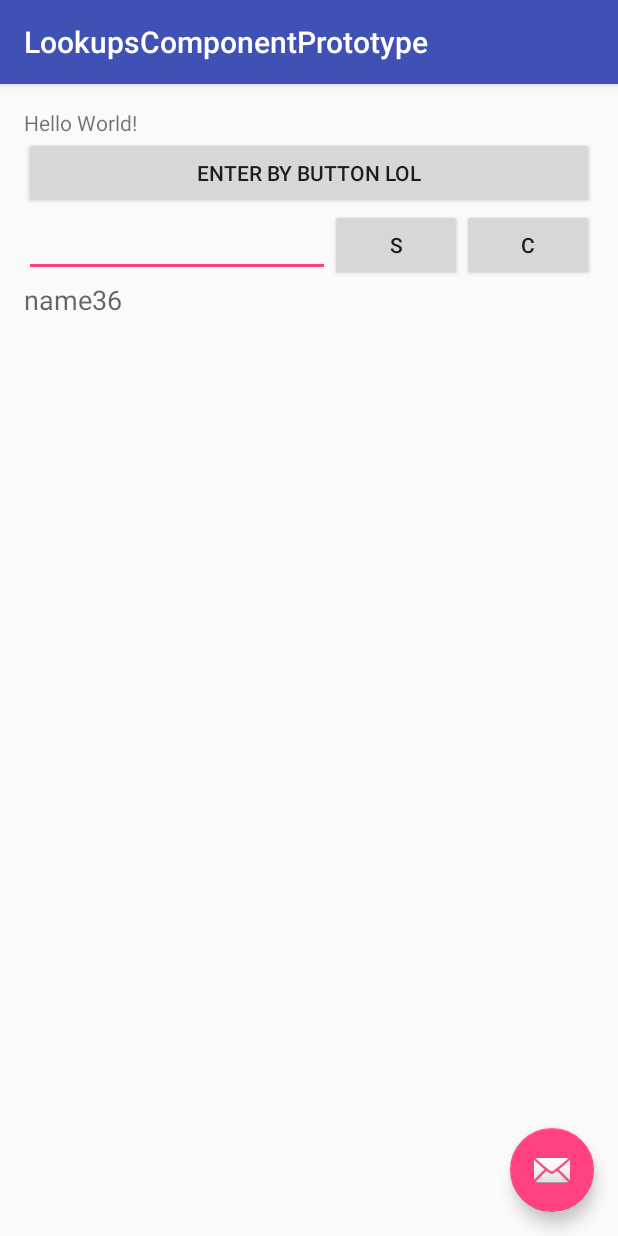
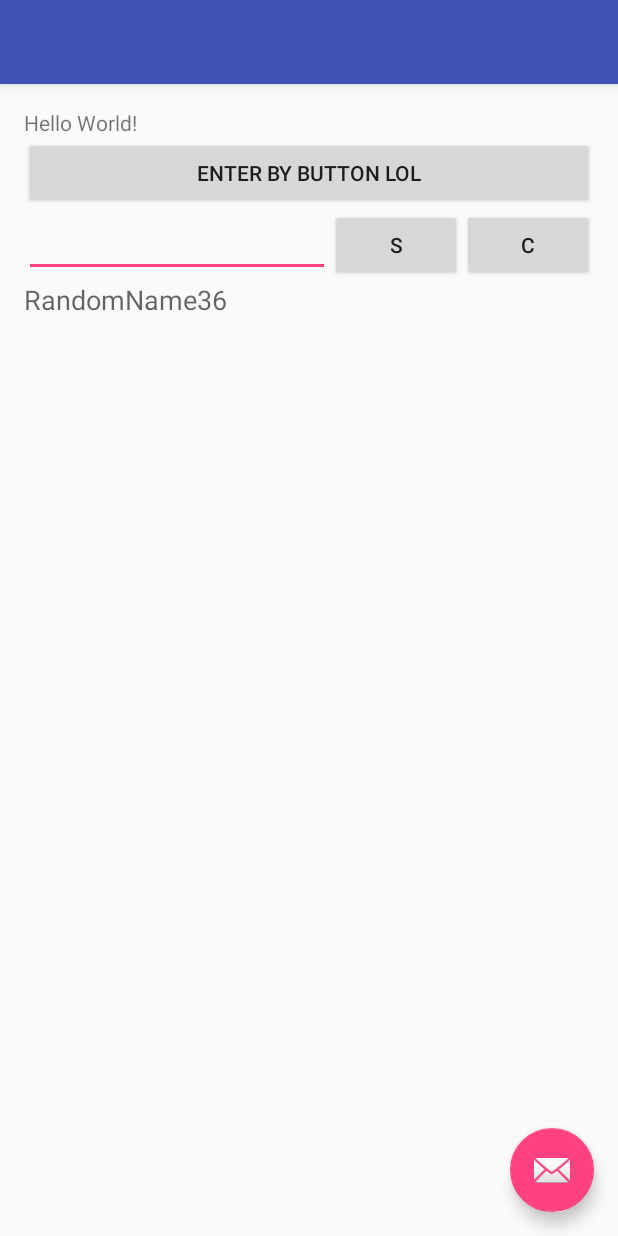
Before and after one commit to Aetherna/LookupsComponentPrototype, an Android app: the screen it shows after launch (MainActivity), after a tap on "ENTER BY BUTTON LOL", on a phone screen of 412 x 824 dp. Run offline under Robolectric (Android 15) with nearby library versions, the phone set to English and light mode, and no system bars; our stand-ins replace ButterKnife; libraries missing offline, so code that uses them is left out: de.greenrobot.event, rx.android.schedulers, rx.functions; 1 statement that could not run was skipped.

```diff
--- a/app/src/main/java/com/example/marta/lookupscomponentprototype/MainActivity.java
+++ b/app/src/main/java/com/example/marta/lookupscomponentprototype/MainActivity.java
@@ -3,7 +3,6 @@ package com.example.marta.lookupscomponentprototype;
 import android.os.Bundle;
 import android.support.v7.app.AppCompatActivity;
 import android.support.v7.widget.Toolbar;
-import android.view.View;
 import android.view.ViewGroup;
 import android.widget.Button;
 
@@ -13,27 +12,24 @@ import com.example.marta.lookupscomponentprototype.lookupscomponent.location.Loc
 
 import java.util.Random;
 
+import butterknife.Bind;
+import butterknife.ButterKnife;
+import butterknife.OnClick;
+
 public class MainActivity extends AppCompatActivity {
-
-    private Button addLookup;
 
     private LocationLookupsComponent lookupsComponent;
     private ViewGroup thisViewGroup;
-
 
     @Override
     protected void onCreate(Bundle savedInstanceState) {
         super.onCreate(savedInstanceState);
         setContentView(R.layout.activity_main);
-        Toolbar toolbar = (Toolbar) findViewById(R.id.toolbar);
-        setSupportActionBar(toolbar);
-
+        ButterKnife.bind(this);
         thisViewGroup = (ViewGroup) findViewById(R.id.content_main);
 
         setupEntry();
         setupLookups();
-        setupButton();
-
     }
 
     private void setupEntry() {
@@ -46,19 +42,14 @@ public class MainActivity extends AppCompatActivity {
         thisViewGroup.addView(lookupsComponent.getComponentView());
     }
 
-    private void setupButton() {
-        addLookup = (Button) findViewById(R.id.add_lookup_test);
-        addLookup.setOnClickListener(new View.OnClickListener() {
-            @Override
-            public void onClick(final View v) {
-                lookupsComponent.addItem(getRandom());
-            }
-        });
+    @OnClick(R.id.add_lookup_test)
+    public void addButtonLolLookup() {
+        lookupsComponent.addItem(getRandom());
     }
 
-    public LocationModel getRandom() {
+    private LocationModel getRandom() {
         LocationModel l = new LocationModel();
-        l.setName("name" + new Random().nextInt(100));
+        l.setName("RandomName" + new Random().nextInt(100));
         return l;
     }
 
```
